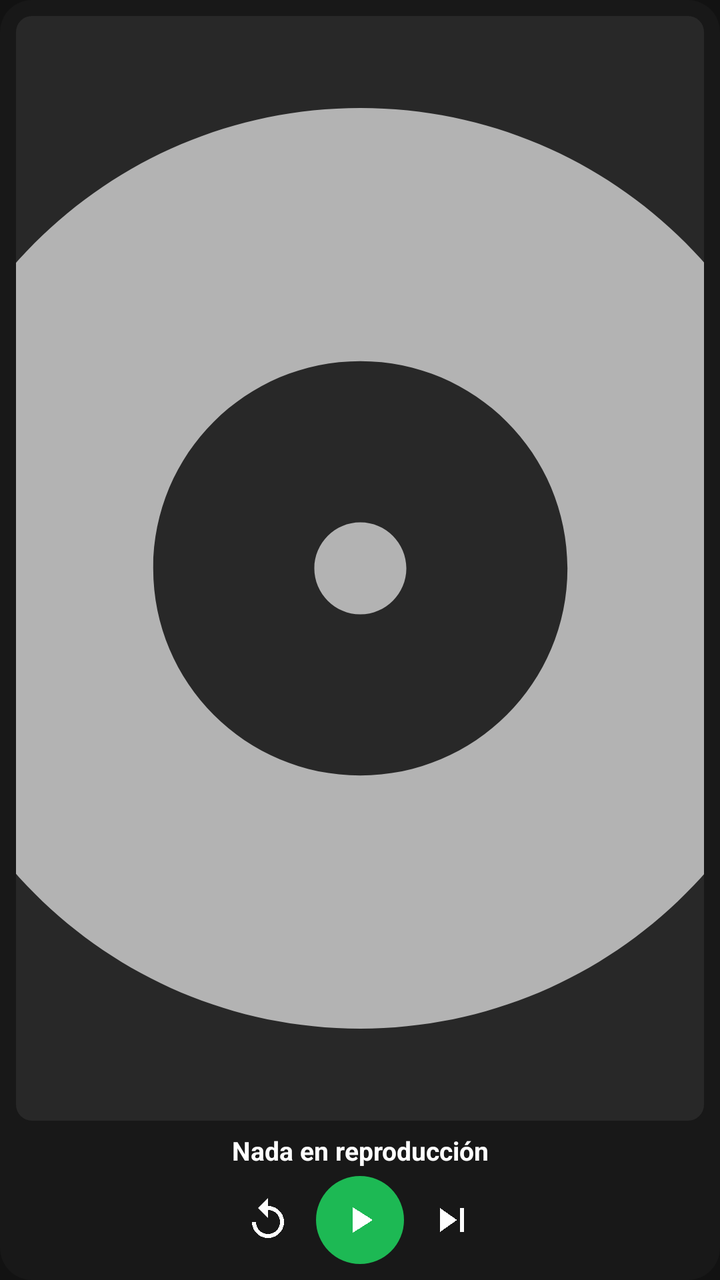
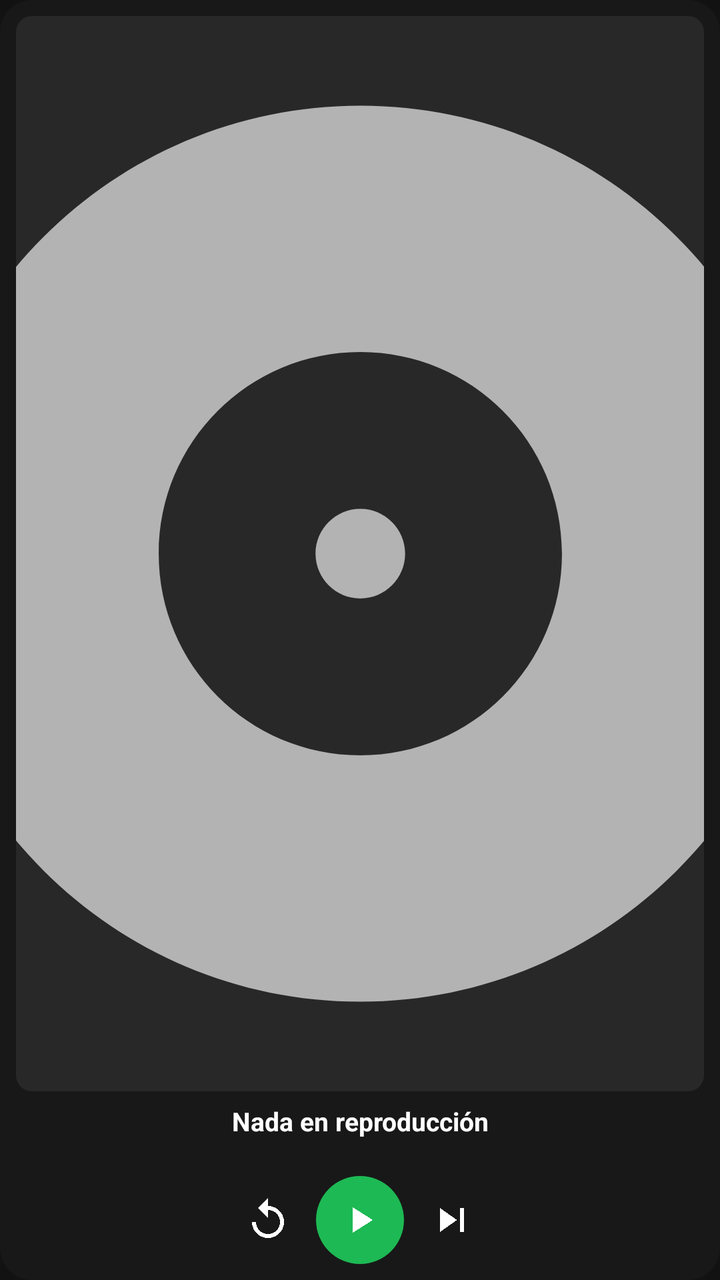

Before-and-after screenshots of an Android layout around one commit, followed by the original layout XML and the change that was made.
<!-- AndroidManifest.xml: application theme Theme.Music -->
<!-- res/layout/widget_playback_compact.xml -->
<?xml version="1.0" encoding="utf-8"?>
<LinearLayout xmlns:android="http://schemas.android.com/apk/res/android"
    android:id="@+id/widget_root"
    android:layout_width="match_parent"
    android:layout_height="match_parent"
    android:background="@drawable/widget_background"
    android:gravity="center"
    android:orientation="vertical"
    android:padding="8dp">

    <ImageView
        android:id="@+id/widget_art"
        android:layout_width="match_parent"
        android:layout_height="0dp"
        android:layout_weight="1"
        android:background="@drawable/widget_art_bg"
        android:contentDescription="@string/widget_artwork"
        android:scaleType="centerCrop"
        android:src="@drawable/ic_widget_album" />

    <TextView
        android:id="@+id/widget_title"
        android:layout_width="match_parent"
        android:layout_height="wrap_content"
        android:layout_marginTop="6dp"
        android:ellipsize="end"
        android:gravity="center"
        android:maxLines="1"
        android:text="@string/widget_idle_title"
        android:textColor="#FFFFFFFF"
        android:textSize="13sp"
        android:textStyle="bold" />

    <LinearLayout
        android:layout_width="match_parent"
        android:layout_height="wrap_content"
        android:gravity="center"
        android:orientation="horizontal"
        android:paddingTop="4dp">

        <ImageView
            android:id="@+id/widget_rewind"
            android:layout_width="40dp"
            android:layout_height="40dp"
            android:clickable="true"
            android:contentDescription="@string/widget_rewind"
            android:focusable="true"
            android:padding="8dp"
            android:src="@drawable/ic_widget_rewind" />

        <FrameLayout
            android:id="@+id/widget_play"
            android:layout_width="44dp"
            android:layout_height="44dp"
            android:layout_marginStart="4dp"
            android:layout_marginEnd="4dp"
            android:background="@drawable/widget_play_bg"
            android:clickable="true"
            android:contentDescription="@string/widget_play_pause"
            android:focusable="true">

            <ImageView
                android:id="@+id/widget_play_icon"
                android:layout_width="22dp"
                android:layout_height="22dp"
                android:layout_gravity="center"
                android:importantForAccessibility="no"
                android:src="@drawable/ic_widget_play" />
        </FrameLayout>

        <ImageView
            android:id="@+id/widget_next"
            android:layout_width="40dp"
            android:layout_height="40dp"
            android:clickable="true"
            android:contentDescription="@string/widget_next"
            android:focusable="true"
            android:padding="8dp"
            android:src="@drawable/ic_widget_next" />
    </LinearLayout>
</LinearLayout>
<!-- resources referenced by this layout -->
<resources>
  <!-- drawable ic_widget_album (drawable) -->
  <?xml version="1.0" encoding="utf-8"?>
  <vector xmlns:android="http://schemas.android.com/apk/res/android"
      android:width="24dp"
      android:height="24dp"
      android:viewportWidth="24"
      android:viewportHeight="24">
      <path
          android:fillColor="#FFB3B3B3"
          android:pathData="M12,2C6.48,2 2,6.48 2,12s4.48,10 10,10 10,-4.48 10,-10S17.52,2 12,2zM12,16.5c-2.49,0 -4.5,-2.01 -4.5,-4.5S9.51,7.5 12,7.5s4.5,2.01 4.5,4.5 -2.01,4.5 -4.5,4.5zM12,11c-0.55,0 -1,0.45 -1,1s0.45,1 1,1 1,-0.45 1,-1 -0.45,-1 -1,-1z" />
  </vector>
  <!-- drawable ic_widget_next (drawable) -->
  <?xml version="1.0" encoding="utf-8"?>
  <vector xmlns:android="http://schemas.android.com/apk/res/android"
      android:width="24dp"
      android:height="24dp"
      android:viewportWidth="24"
      android:viewportHeight="24">
      <path
          android:fillColor="#FFFFFFFF"
          android:pathData="M6,18l8.5,-6L6,6v12zM16,6v12h2V6h-2z" />
  </vector>
  <!-- drawable ic_widget_play (drawable) -->
  <?xml version="1.0" encoding="utf-8"?>
  <vector xmlns:android="http://schemas.android.com/apk/res/android"
      android:width="24dp"
      android:height="24dp"
      android:viewportWidth="24"
      android:viewportHeight="24">
      <path
          android:fillColor="#FFFFFFFF"
          android:pathData="M8,5v14l11,-7z" />
  </vector>
  <!-- drawable ic_widget_rewind (drawable) -->
  <?xml version="1.0" encoding="utf-8"?>
  <vector xmlns:android="http://schemas.android.com/apk/res/android"
      android:width="24dp"
      android:height="24dp"
      android:viewportWidth="24"
      android:viewportHeight="24">
      <path
          android:fillColor="#FFFFFFFF"
          android:pathData="M12,5V1L7,6l5,5V7c3.31,0 6,2.69 6,6s-2.69,6 -6,6 -6,-2.69 -6,-6H4c0,4.42 3.58,8 8,8s8,-3.58 8,-8 -3.58,-8 -8,-8z" />
  </vector>
  <!-- drawable widget_art_bg (drawable) -->
  <?xml version="1.0" encoding="utf-8"?>
  <shape xmlns:android="http://schemas.android.com/apk/res/android" android:shape="rectangle">
      <solid android:color="#FF282828" />
      <corners android:radius="8dp" />
  </shape>
  <!-- drawable widget_background (drawable) -->
  <?xml version="1.0" encoding="utf-8"?>
  <shape xmlns:android="http://schemas.android.com/apk/res/android" android:shape="rectangle">
      <solid android:color="#FF181818" />
      <corners android:radius="16dp" />
  </shape>
  <!-- drawable widget_play_bg (drawable) -->
  <?xml version="1.0" encoding="utf-8"?>
  <shape xmlns:android="http://schemas.android.com/apk/res/android" android:shape="oval">
      <solid android:color="#FF1DB954" />
  </shape>
  <string name="widget_artwork">Carátula</string>
  <string name="widget_idle_title">Nada en reproducción</string>
  <string name="widget_next">Siguiente</string>
  <string name="widget_play_pause">Reproducir o pausar</string>
  <string name="widget_rewind">Retroceder 10 segundos</string>
  <style name="Theme.Music" parent="@android:style/Theme.Material.NoActionBar">
          <item name="android:statusBarColor">@android:color/transparent</item>
          <item name="android:navigationBarColor">@android:color/transparent</item>
          <item name="android:windowBackground">#FF121212</item>
          <item name="android:navigationBarDividerColor">@android:color/transparent</item>
          <item name="android:windowLightStatusBar">false</item>
          <item name="android:colorPrimary">@color/ic_launcher_background</item>
      </style>
  <color name="ic_launcher_background">#562EA8</color>
</resources>

<!-- the commit's change to res/layout/widget_playback_compact.xml (unified diff, before → after) -->
@@ -30,6 +30,16 @@
         android:textColor="#FFFFFFFF"
         android:textSize="13sp"
         android:textStyle="bold" />
+
+    <TextView
+        android:id="@+id/widget_artist"
+        android:layout_width="match_parent"
+        android:layout_height="wrap_content"
+        android:ellipsize="end"
+        android:gravity="center"
+        android:maxLines="1"
+        android:textColor="#FFB3B3B3"
+        android:textSize="11sp" />
 
     <LinearLayout
         android:layout_width="match_parent"
